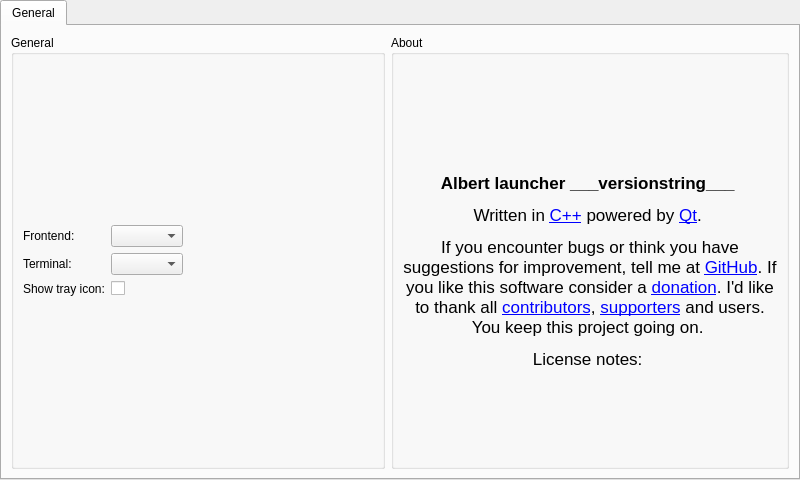
albertlauncher/albert, file src/lib/settings/settingswindow.ui: the form before one commit.
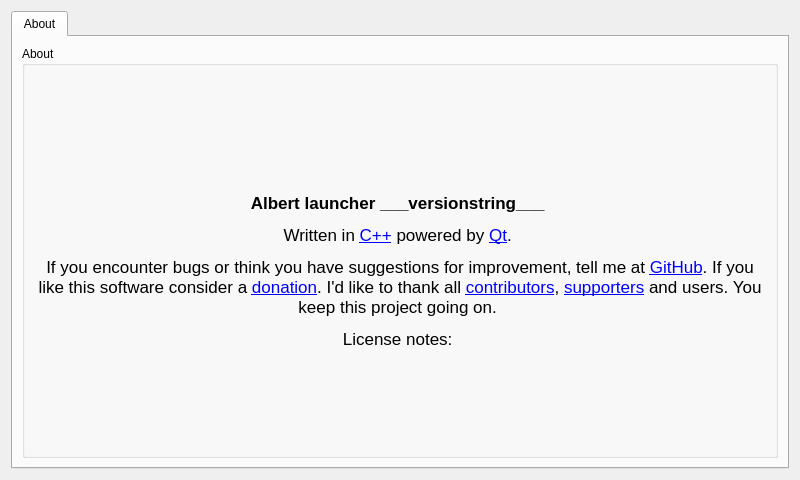
The form after the commit. Icons and pictures are not drawn.

Diff of the .ui file:
```diff
--- a/src/lib/settings/settingswindow.ui
+++ b/src/lib/settings/settingswindow.ui
@@ -20,99 +20,15 @@
    <string>Settings</string>
   </property>
   <layout class="QGridLayout" name="gridLayout">
-   <property name="leftMargin">
-    <number>0</number>
-   </property>
-   <property name="topMargin">
-    <number>0</number>
-   </property>
-   <property name="rightMargin">
-    <number>0</number>
-   </property>
-   <property name="bottomMargin">
-    <number>0</number>
-   </property>
    <item row="0" column="0">
     <widget class="QTabWidget" name="tabs">
-     <property name="currentIndex">
-      <number>0</number>
-     </property>
-     <widget class="QWidget" name="tabGeneral">
+     <widget class="QWidget" name="tabAbout">
       <attribute name="title">
-       <string>General</string>
+       <string>About</string>
       </attribute>
       <layout class="QVBoxLayout" name="verticalLayout" stretch="0">
        <item>
         <layout class="QHBoxLayout" name="horizontalLayout">
-         <item>
-          <widget class="QGroupBox" name="groupBox_general">
-           <property name="title">
-            <string>General</string>
-           </property>
-           <layout class="QFormLayout" name="formLayout_2">
-            <property name="formAlignment">
-             <set>Qt::AlignCenter</set>
-            </property>
-            <item row="0" column="0">
-             <widget class="QLabel" name="frontendLabel">
-              <property name="text">
-               <string>Frontend:</string>
-              </property>
-             </widget>
-            </item>
-            <item row="0" column="1">
-             <widget class="QComboBox" name="comboBox_frontend">
-              <property name="sizePolicy">
-               <sizepolicy hsizetype="Maximum" vsizetype="Fixed">
-                <horstretch>0</horstretch>
-                <verstretch>0</verstretch>
-               </sizepolicy>
-              </property>
-              <property name="toolTip">
-               <string>&lt;html&gt;&lt;head/&gt;&lt;body&gt;&lt;p&gt;Choose the frontend to use.&lt;/p&gt;&lt;/body&gt;&lt;/html&gt;</string>
-              </property>
-             </widget>
-            </item>
-            <item row="1" column="0">
-             <widget class="QLabel" name="label_term">
-              <property name="text">
-               <string>Terminal:</string>
-              </property>
-             </widget>
-            </item>
-            <item row="1" column="1">
-             <widget class="QComboBox" name="comboBox_term">
-              <property name="sizePolicy">
-               <sizepolicy hsizetype="Fixed" vsizetype="Fixed">
-                <horstretch>0</horstretch>
-                <verstretch>0</verstretch>
-               </sizepolicy>
-              </property>
-              <property name="toolTip">
-               <string>&lt;html&gt;&lt;head/&gt;&lt;body&gt;&lt;p&gt;Choose the terminal to use.&lt;/p&gt;&lt;/body&gt;&lt;/html&gt;</string>
-              </property>
-             </widget>
-            </item>
-            <item row="2" column="0">
-             <widget class="QLabel" name="label_show_tray">
-              <property name="text">
-               <string>Show tray icon:</string>
-              </property>
-             </widget>
-            </item>
-            <item row="2" column="1">
-             <widget class="QCheckBox" name="checkBox_showTray">
-              <property name="toolTip">
-               <string>&lt;html&gt;&lt;head/&gt;&lt;body&gt;&lt;p&gt;If this option is enabled, albert displays an icon in the system tray.&lt;/p&gt;&lt;/body&gt;&lt;/html&gt;</string>
-              </property>
-              <property name="text">
-               <string/>
-              </property>
-             </widget>
-            </item>
-           </layout>
-          </widget>
-         </item>
          <item>
           <widget class="QGroupBox" name="groupBox_about">
            <property name="title">
```
